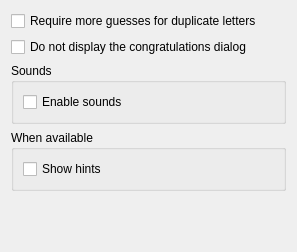
This is src/generalui.ui in KDE/khangman as Qt 5 draws it before an edit. The edited form follows.
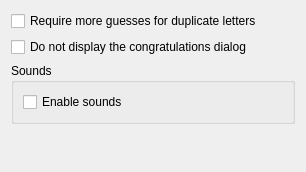
This is the edited form.

Commit message: as a result of Polishing Day, fix the Hint display to be more intuitive: remove the setting in Config dialog and put "Show Hint" as an action.

What changed in the file:
```diff
--- a/src/generalui.ui
+++ b/src/generalui.ui
@@ -5,8 +5,8 @@
    <rect>
     <x>0</x>
     <y>0</y>
-    <width>297</width>
-    <height>252</height>
+    <width>306</width>
+    <height>172</height>
    </rect>
   </property>
   <property name="toolTip" >
@@ -69,32 +69,6 @@
        </layout>
       </widget>
      </item>
-     <item>
-      <widget class="QGroupBox" name="hintGroup" >
-       <property name="title" >
-        <string>When available</string>
-       </property>
-       <layout class="QGridLayout" >
-        <item row="0" column="0" >
-         <widget class="QCheckBox" name="kcfg_Hint" >
-          <property name="enabled" >
-           <bool>true</bool>
-          </property>
-          <property name="toolTip" >
-           <string>If you check it, a hint will be displayed by right-clicking on the game window.</string>
-          </property>
-          <property name="whatsThis" >
-           <string>Some languages have hints to help you guess the word more easily. If this is &lt;b>disabled&lt;/b>, there is no such option for your current language data file.
-If this is &lt;b>enabled&lt;/b>, then hints are available and you can get them by checking this box. You will see the hint for the word you are trying to guess by right-clicking somewhere on the KHangMan window. The hint will be displayed for four seconds in a tooltip.</string>
-          </property>
-          <property name="text" >
-           <string>Show hints</string>
-          </property>
-         </widget>
-        </item>
-       </layout>
-      </widget>
-     </item>
     </layout>
    </item>
    <item row="1" column="0" >
```
The commit also changes 7 other files.
